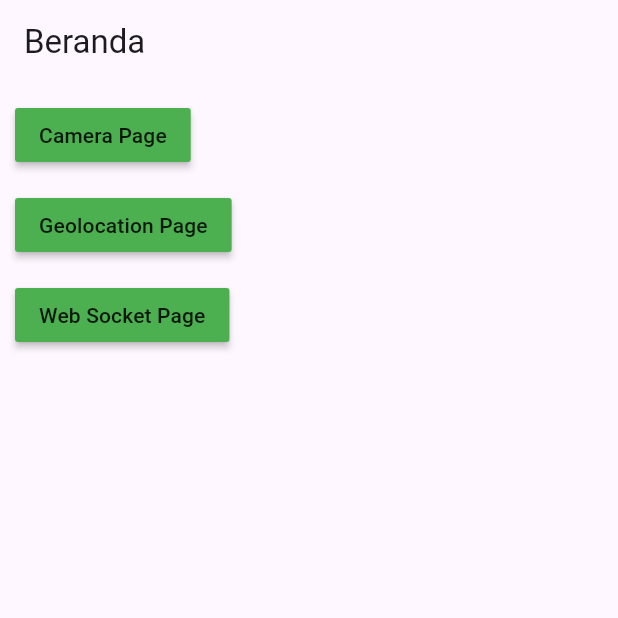
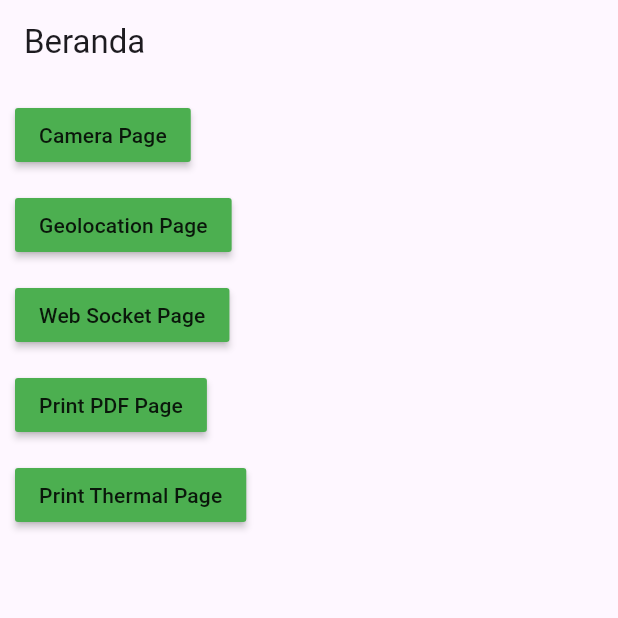
Before and after one commit to muhamadirwan99/belajar_flutter_web, a Flutter app: the screen it shows after launch, on a phone screen of 412 x 824 dp, the top half of it. Run offline on Flutter 3.47's test engine with Material 3 defaults, Android fonts, the phone set to English and light mode, and no system bars; our stand-ins replace camera, geolocator, pdf, printing; missing offline and left inert: dart_pusher_channels, usb_thermal_printer_web.

Commit message:
Explore Print

```diff
--- a/config.json
+++ b/config.json
@@ -3,6 +3,8 @@
         "camera_page",
         "beranda",
         "web_socket",
+        "print_page",
+        "print_thermal_page",
         "geolocation"
     ],
     "module_directory_name": "module",
--- a/lib/core.dart
+++ b/lib/core.dart
@@ -9,6 +9,10 @@ export 'package:belajar_flutter_web/module/camera_page/controller/camera_page_co
 export 'package:belajar_flutter_web/module/camera_page/view/camera_page_view.dart';
 export 'package:belajar_flutter_web/module/geolocation/controller/geolocation_controller.dart';
 export 'package:belajar_flutter_web/module/geolocation/view/geolocation_view.dart';
+export 'package:belajar_flutter_web/module/print_page/controller/print_page_controller.dart';
+export 'package:belajar_flutter_web/module/print_page/view/print_page_view.dart';
+export 'package:belajar_flutter_web/module/print_thermal_page/controller/print_thermal_page_controller.dart';
+export 'package:belajar_flutter_web/module/print_thermal_page/view/print_thermal_page_view.dart';
 export 'package:belajar_flutter_web/module/web_socket/controller/web_socket_controller.dart';
 export 'package:belajar_flutter_web/module/web_socket/view/web_socket_view.dart';
 export 'package:belajar_flutter_web/state_util.dart';
--- a/lib/module/beranda/view/beranda_view.dart
+++ b/lib/module/beranda/view/beranda_view.dart
@@ -57,6 +57,34 @@ class BerandaView extends StatefulWidget {
                   "Web Socket Page",
                 ),
               ),
+              const SizedBox(
+                height: 12.0,
+              ),
+              MaterialButton(
+                color: Colors.green,
+                onPressed: () {
+                  Get.to(
+                    PrintPageView(),
+                  );
+                },
+                child: const Text(
+                  "Print PDF Page",
+                ),
+              ),
+              const SizedBox(
+                height: 12.0,
+              ),
+              MaterialButton(
+                color: Colors.green,
+                onPressed: () {
+                  Get.to(
+                    PrintThermalPageView(),
+                  );
+                },
+                child: const Text(
+                  "Print Thermal Page",
+                ),
+              ),
             ],
           ),
         ),
--- a/pubspec.yaml
+++ b/pubspec.yaml
@@ -39,6 +39,9 @@ dependencies:
   camera: ^0.10.5+9
   geolocator: ^10.1.0
   dart_pusher_channels: ^1.2.2
+  printing: ^5.11.1
+  flutter_usb_printer: ^0.1.0+1
+  usb_thermal_printer_web: ^0.0.3
 
 dev_dependencies:
   flutter_test:
```
Also changed, not shown: lib/module/print_page/controller/print_page_controller.dart (added, +20 -0 lines), lib/module/print_page/view/print_page_view.dart (added, +57 -0 lines), lib/module/print_thermal_page/controller/print_thermal_page_controller.dart (added, +53 -0 lines), lib/module/print_thermal_page/view/print_thermal_page_view.dart (added, +36 -0 lines), lib/usb_device_empty.dart (added, +36 -0 lines), pubspec.lock, 2 other files.
